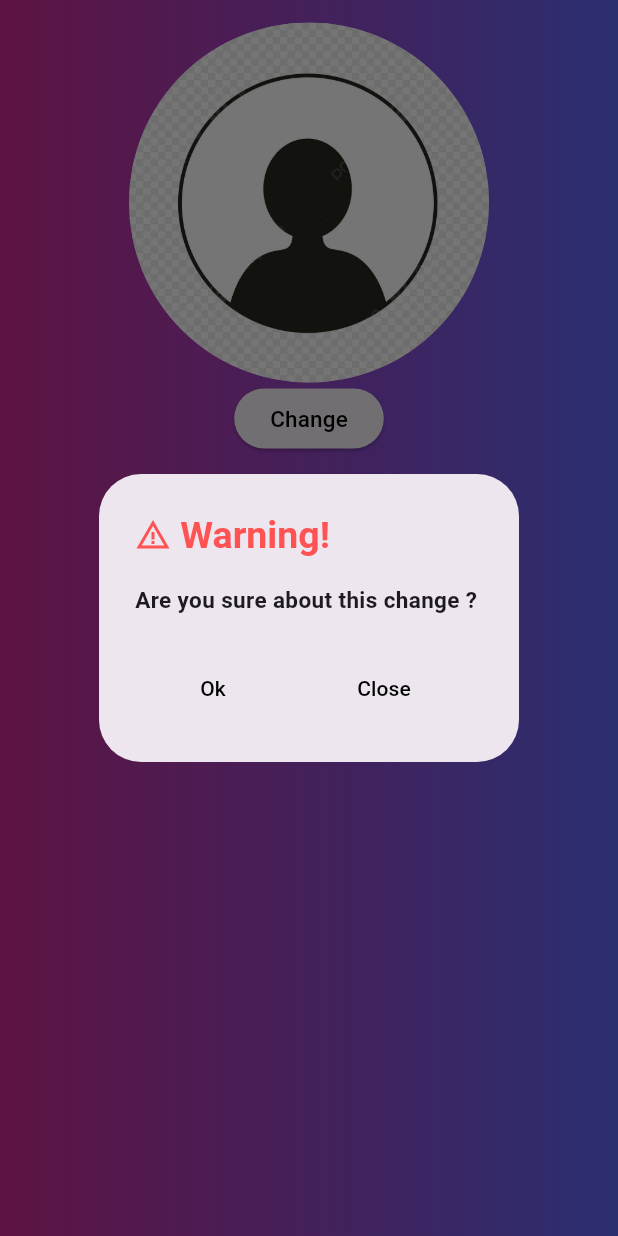
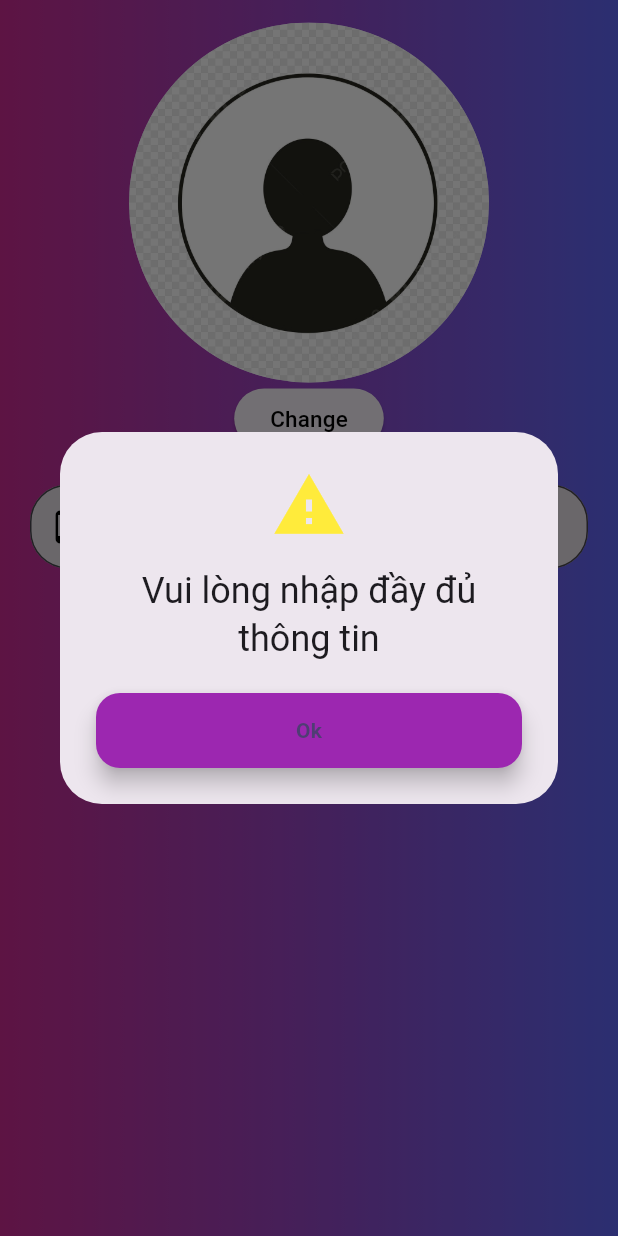
Before and after one commit to Thanhvien04/DoanNhom, a Flutter app: the Setting_screen screen opened directly, after a tap on "Update", on a phone screen of 412 x 824 dp. Run offline on Flutter 3.47's test engine with Material 3 defaults, Android fonts, the light colour scheme and no system bars; our stand-ins replace firebase_auth, firebase_core, firebase_database, image_picker, pinput; accounts and stored records are empty.

Commit message:
update setting congthanh

```diff
--- a/lib/Screen/setting.dart
+++ b/lib/Screen/setting.dart
@@ -147,25 +147,25 @@ class _Setting_screenState extends State<Setting_screen> {
                           });
                     }),
                 const SizedBox(height: 20),
-                // TextFormField(
-                //     controller: _username,
-                //     decoration: InputDecoration(
-                //         labelText: "User name",
-                //         filled: true,
-                //         floatingLabelBehavior: FloatingLabelBehavior.never,
-                //         labelStyle: TextStyle(
-                //           color: Colors.black.withOpacity(0.5),
-                //         ),
-                //         border: OutlineInputBorder(
-                //             borderRadius: BorderRadius.circular(25),
-                //             borderSide: const BorderSide(
-                //                 width: 1,
-                //                 color: Colors.black,
-                //                 style: BorderStyle.none)),
-                //         prefixIcon: const Icon(
-                //           Icons.phone_android,
-                //           color: Colors.black,
-                //         ))),
+                TextFormField(
+                    controller: _username,
+                    decoration: InputDecoration(
+                        labelText: "User name",
+                        filled: true,
+                        floatingLabelBehavior: FloatingLabelBehavior.never,
+                        labelStyle: TextStyle(
+                          color: Colors.black.withOpacity(0.5),
+                        ),
+                        border: OutlineInputBorder(
+                            borderRadius: BorderRadius.circular(25),
+                            borderSide: const BorderSide(
+                                width: 1,
+                                color: Colors.black,
+                                style: BorderStyle.none)),
+                        prefixIcon: const Icon(
+                          Icons.phone_android,
+                          color: Colors.black,
+                        ))),
                 const SizedBox(
                   height: 20,
                 ),
@@ -174,6 +174,42 @@ class _Setting_screenState extends State<Setting_screen> {
                   const Padding(padding: EdgeInsets.all(30)),
                   ElevatedButton(
                       onPressed: () {
+                        if (_username.text.isEmpty) {
+                          showDialog(
+                              context: context,
+                              builder: (BuildContext context) {
+                                return AlertDialog(
+                                  title: const Text(
+                                      'Vui lòng nhập đầy đủ thông tin'),
+                                  icon: const Icon(
+                                    Icons.warning,
+                                    color: Colors.yellow,
+                                    size: 50,
+                                  ),
+                                  actions: [
+                                    SizedBox(
+                                      width: 300,
+                                      height: 50,
+                                      child: FloatingActionButton(
+                                        onPressed: () {
+                                          Navigator.pushReplacement(
+                                              context,
+                                              MaterialPageRoute(
+                                                  builder: (context) =>
+                                                      Setting_screen()));
+                                        },
+                                        backgroundColor: Colors.purple,
+                                        child: const Text(
+                                          "Ok",
+                                          style: TextStyle(
+                                              fontWeight: FontWeight.bold),
+                                        ),
+                                      ),
+                                    )
+                                  ],
+                                );
+                              });
+                        } else {
                           showDialog(
                               context: context,
                               builder: (BuildContext context) {
@@ -199,27 +235,30 @@ class _Setting_screenState extends State<Setting_screen> {
                                   ),
                                   actions: <Widget>[
                                     Row(children: [
-                                    const Padding(padding: EdgeInsets.all(10)),
+                                      const Padding(
+                                          padding: EdgeInsets.all(10)),
                                       TextButton(
                                           onPressed: () {
-                                          //       FirebaseAuth.instance
-                                          //           .setSettings()
-                                          //           .then((value) {
-                                          //         FirebaseAuth.instance.currentUser
-                                          //             ?.updateDisplayName(
-                                          //                 _username.text);
-                                          //       });
-                                          //       Navigator.push(
-                                          //           context,
-                                          //           MaterialPageRoute(
-                                          //               builder: (context) =>
-                                          //                   const Profile_screen()));
+                                            FirebaseAuth.instance
+                                                .setSettings()
+                                                .then((value) {
+                                              FirebaseAuth.instance.currentUser
+                                                  ?.updateDisplayName(
+                                                      _username.text);
+                                            });
+                                            Navigator.push(
+                                                context,
+                                                MaterialPageRoute(
+                                                    builder: (context) =>
+                                                        const Profile_screen()));
                                           },
                                           child: const Text(
                                             "Ok",
-                                          style: TextStyle(color: Colors.black),
+                                            style:
+                                                TextStyle(color: Colors.black),
                                           )),
-                                    const Padding(padding: EdgeInsets.all(25)),
+                                      const Padding(
+                                          padding: EdgeInsets.all(25)),
                                       TextButton(
                                         onPressed: () {
                                           Navigator.of(context).pop();
@@ -233,6 +272,7 @@ class _Setting_screenState extends State<Setting_screen> {
                                   ],
                                 );
                               });
+                        }
                       },
                       style: const ButtonStyle(
                         backgroundColor:
```
Also changed, not shown: lib/Screen/profile_screen.dart (+78 -78 lines), lib/Screen/signup_screen.dart (+17 -17 lines), 1 other file. Lines whose indentation alone changed are shown as unchanged.
